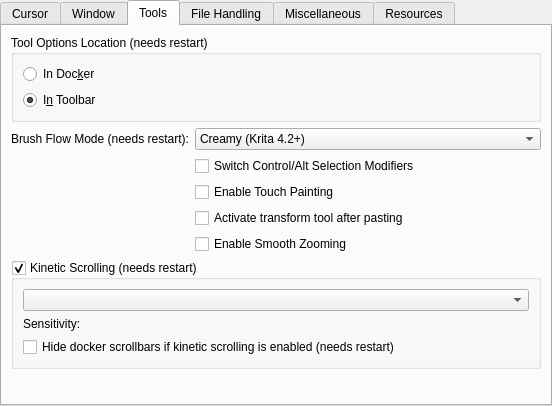
The window that libs/ui/forms/wdggeneralsettings.ui (SatyamxUniverse/krita) describes before a commit, drawn with Qt 5.
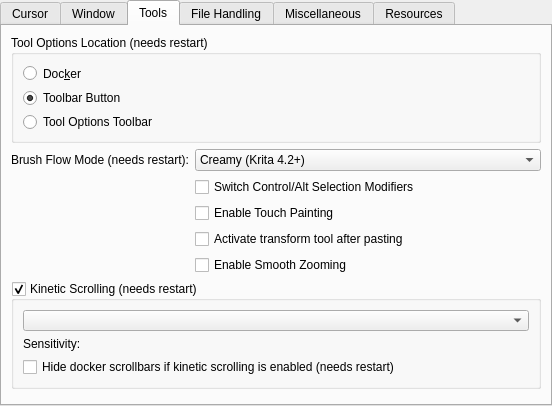
The same window after the commit. The open tabs and pages were chosen to show the change. Custom widgets are drawn as their Qt base class.

Commit message: Add new way of positioning tool options in an independent toolbar

The edit to the form file:
```diff
--- a/libs/ui/forms/wdggeneralsettings.ui
+++ b/libs/ui/forms/wdggeneralsettings.ui
@@ -494,20 +494,27 @@
           <item>
            <widget class="QRadioButton" name="m_radioToolOptionsInDocker">
             <property name="text">
-             <string>In Doc&amp;ker</string>
+             <string>Doc&amp;ker</string>
             </property>
            </widget>
           </item>
           <item>
            <widget class="QRadioButton" name="m_radioToolOptionsInToolbar">
             <property name="text">
-             <string>I&amp;n Toolbar</string>
+             <string>Toolbar Button</string>
             </property>
             <property name="checked">
              <bool>true</bool>
             </property>
            </widget>
           </item>
+          <item>
+           <widget class="QRadioButton" name="m_radioToolOptionsInToolsToolbar">
+            <property name="text">
+             <string>Tool Options Toolbar</string>
+            </property>
+           </widget>
+          </item>
          </layout>
         </widget>
        </item>
```
Left out of the diff: 4 changed lines with no effect on the pictures. The commit also changes 15 other files.
